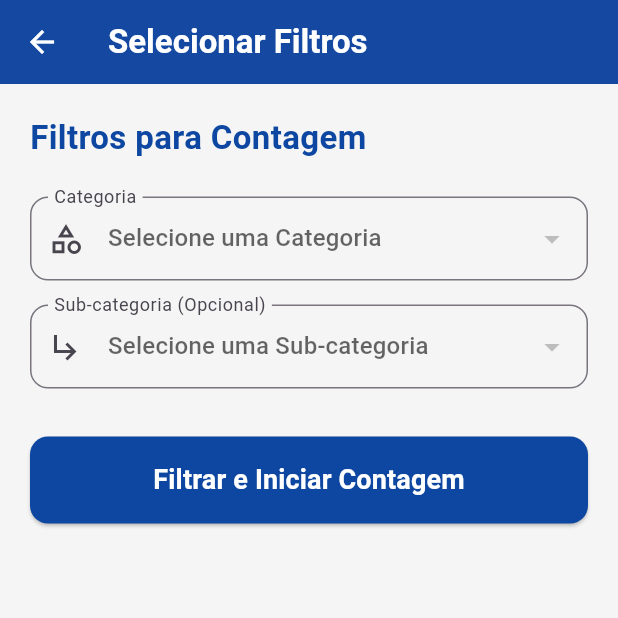
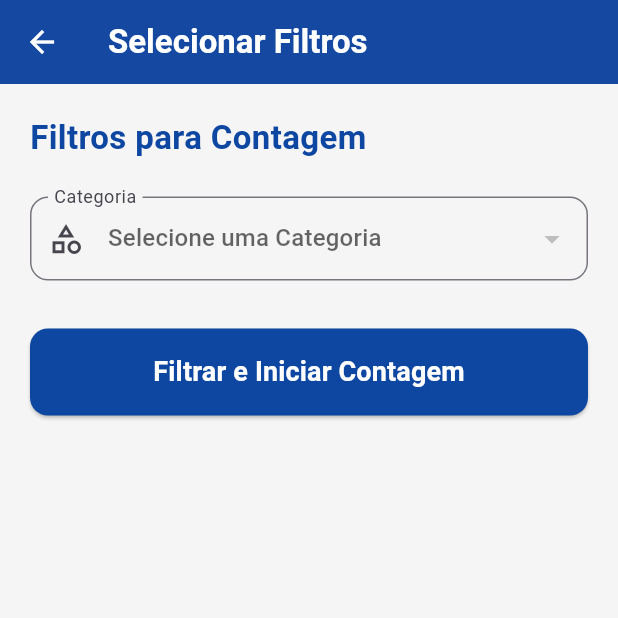
Before and after one commit to brunounky/reconta-app-flutter, a Flutter app: the SelectionScreen screen opened directly with empty values, on a phone screen of 412 x 824 dp, the top half of it. Run offline on Flutter 3.47's test engine with Material 3 defaults, Android fonts, the phone set to English and light mode, and no system bars; our stand-ins replace cloud_firestore, firebase_auth, firebase_core, google_sign_in; accounts and stored records are empty.

Commit message:
Remocao do sub grupo
problemas na juncao do uso, sera implantado depois

```diff
--- a/reconta_app/lib/src/contagem/presentation/selection.dart
+++ b/reconta_app/lib/src/contagem/presentation/selection.dart
@@ -18,12 +18,7 @@ class SelectionScreen extends StatefulWidget {
 
 class _SelectionScreenState extends State<SelectionScreen> {
   List<String> _categorias = [];
-  List<String> _subCategorias = [];
   String? _selectedCategoria;
-  String? _selectedSubCategoria;
-
-  final Map<String, List<String>> _dependentSubCategorias = {};
-
   bool _isLoading = true;
 
   @override
@@ -46,24 +41,11 @@ class _SelectionScreenState extends State<SelectionScreen> {
 
       if (snapshot.docs.isNotEmpty) {
         Set<String> categoriasUnicas = {};
-
         for (var doc in snapshot.docs) {
           final data = doc.data() as Map<String, dynamic>;
           final categoria = data['Categoria'] as String?;
-          final subCategoria = data['Sub_categoria'] as String?;
-
           if (categoria != null && categoria.isNotEmpty) {
             categoriasUnicas.add(categoria);
-
-            if (!_dependentSubCategorias.containsKey(categoria)) {
-              _dependentSubCategorias[categoria] = [];
-            }
-
-            if (subCategoria != null && subCategoria.isNotEmpty) {
-              if (!_dependentSubCategorias[categoria]!.contains(subCategoria)) {
-                _dependentSubCategorias[categoria]!.add(subCategoria);
-              }
-            }
           }
         }
 
@@ -87,15 +69,6 @@ class _SelectionScreenState extends State<SelectionScreen> {
     }
   }
 
-  void _onCategoriaChanged(String? newValue) {
-    setState(() {
-      _selectedCategoria = newValue;
-      _subCategorias = _dependentSubCategorias[_selectedCategoria] ?? [];
-      _subCategorias.sort();
-      _selectedSubCategoria = null;
-    });
-  }
-
   void _aplicarFiltro() {
     if (_selectedCategoria != null) {
       Navigator.push(
@@ -103,7 +76,6 @@ class _SelectionScreenState extends State<SelectionScreen> {
         MaterialPageRoute(
           builder: (context) => ContagemScreen(
             categoria: _selectedCategoria!,
-            subCategoria: _selectedSubCategoria,
             empresaId: widget.empresaId,
             subEmpresaId: widget.subEmpresaId,
           ),
@@ -111,7 +83,8 @@ class _SelectionScreenState extends State<SelectionScreen> {
       );
     } else {
       ScaffoldMessenger.of(context).showSnackBar(
-        const SnackBar(content: Text('Por favor, selecione pelo menos uma categoria.')),
+        const SnackBar(
+            content: Text('Por favor, selecione pelo menos uma categoria.')),
       );
     }
   }
@@ -166,7 +139,11 @@ class _SelectionScreenState extends State<SelectionScreen> {
                             child: Text(categoria),
                           );
                         }).toList(),
-                        onChanged: _onCategoriaChanged,
+                        onChanged: (newValue) {
+                          setState(() {
+                            _selectedCategoria = newValue;
+                          });
+                        },
                         decoration: InputDecoration(
                           labelText: 'Categoria',
                           border: OutlineInputBorder(
@@ -176,31 +153,6 @@ class _SelectionScreenState extends State<SelectionScreen> {
                         ),
                         validator: (value) =>
                             value == null ? 'Campo obrigatório' : null,
-                      ),
-                      const SizedBox(height: 16),
-                      DropdownButtonFormField<String>(
-                        value: _selectedSubCategoria,
-                        hint: const Text('Selecione uma Sub-categoria'),
-                        isExpanded: true,
-                        items: _subCategorias.map((String subCategoria) {
-                          return DropdownMenuItem<String>(
-                            value: subCategoria,
-                            child: Text(subCategoria),
-                          );
-                        }).toList(),
-                        onChanged: (newValue) {
-                          setState(() {
-                            _selectedSubCategoria = newValue;
-                          });
-                        },
-                        decoration: InputDecoration(
-                          labelText: 'Sub-categoria (Opcional)',
-                          border: OutlineInputBorder(
-                            borderRadius: BorderRadius.circular(12),
-                          ),
-                          prefixIcon:
-                              const Icon(Icons.subdirectory_arrow_right_outlined),
-                        ),
                       ),
                       const SizedBox(height: 32),
                       ElevatedButton(
```
Also changed, not shown: reconta_app/lib/src/cadastro/presentation/cad_produtos.dart (+1 -24 lines).
